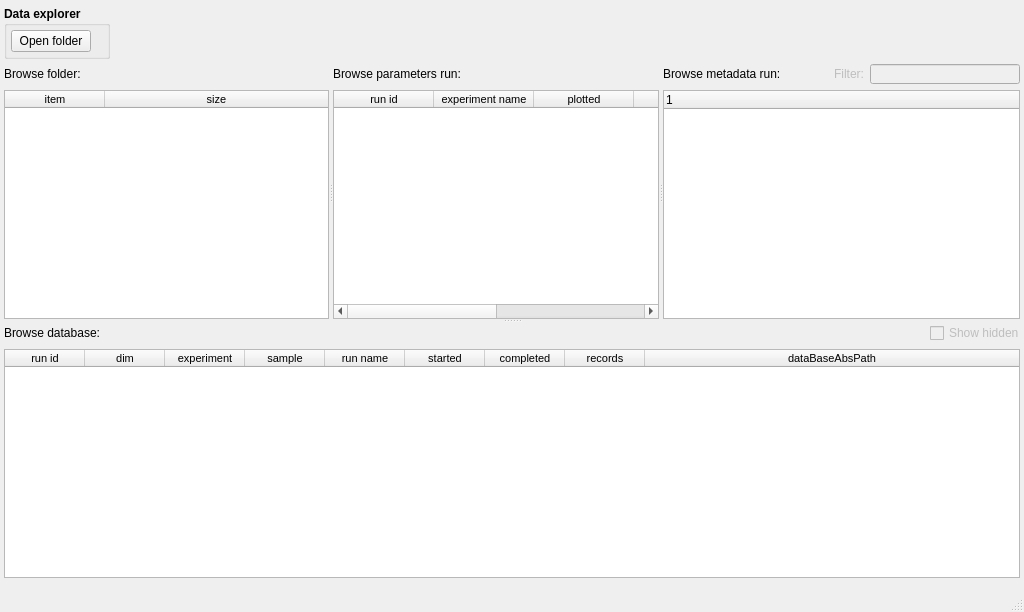
The window that pyplotter/ui/main.ui (pyplotter/pyplotter) describes before a commit, drawn with Qt 5.
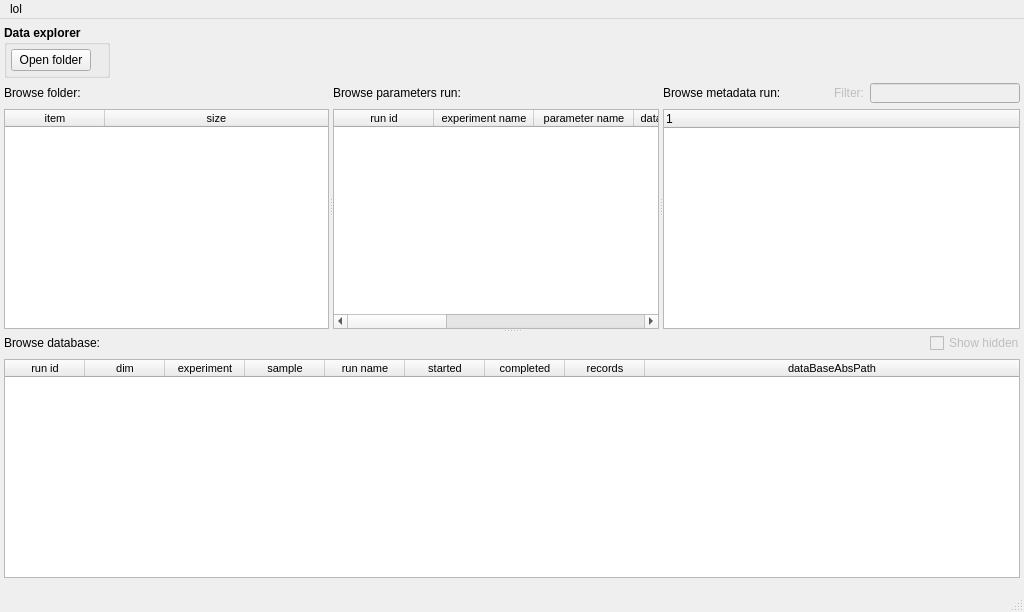
The same window after the commit. Custom widgets are drawn as their Qt base class.

What changed in the file:
```diff
--- a/pyplotter/ui/main.ui
+++ b/pyplotter/ui/main.ui
@@ -317,6 +317,21 @@
              <string>experiment name</string>
             </property>
            </column>
+           <column>
+            <property name="text">
+             <string>parameter name</string>
+            </property>
+           </column>
+           <column>
+            <property name="text">
+             <string>databaseAbsPath</string>
+            </property>
+           </column>
+           <column>
+            <property name="text">
+             <string>dataType</string>
+            </property>
+           </column>
            <column>
             <property name="text">
              <string>plotted</string>
@@ -627,6 +642,21 @@
      <height>21</height>
     </rect>
    </property>
+   <widget class="QMenu" name="menulol">
+    <property name="title">
+     <string>lol</string>
+    </property>
+    <widget class="QMenu" name="menulola">
+     <property name="title">
+      <string>lola</string>
+     </property>
+     <addaction name="actionlolaa"/>
+     <addaction name="actionlolab"/>
+    </widget>
+    <addaction name="menulola"/>
+    <addaction name="actionlolb"/>
+   </widget>
+   <addaction name="menulol"/>
   </widget>
   <action name="actionqb">
    <property name="checkable">
```
Left out of the diff: 15 changed lines with no effect on the pictures.
